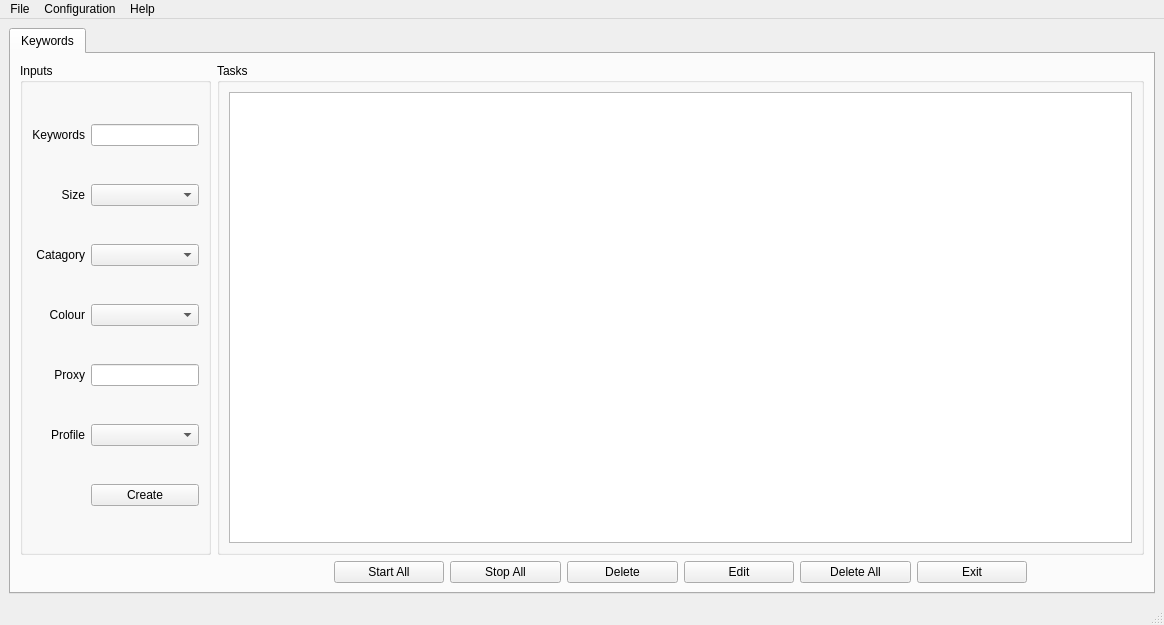
Qt form supreme/ui/supreme.ui (phongtran0715/shoppingbot) before a commit.
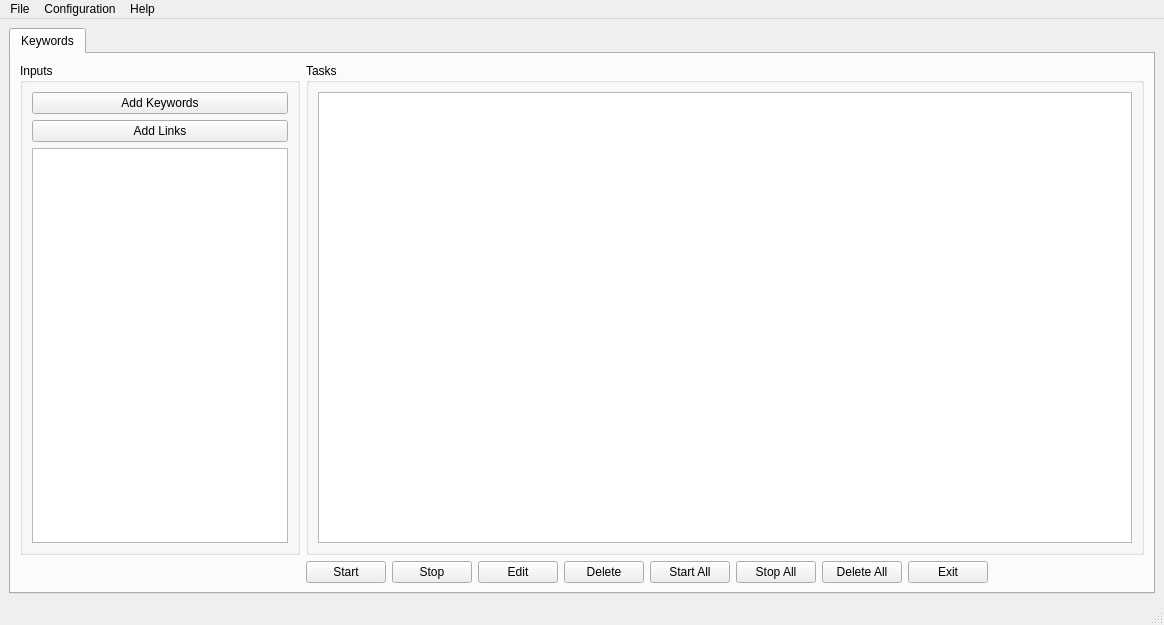
The same form after that commit. Icons and pictures are not drawn.

Patch:
```diff
--- a/supreme/ui/supreme.ui
+++ b/supreme/ui/supreme.ui
@@ -35,71 +35,18 @@
         <string>Keywords</string>
        </attribute>
        <layout class="QGridLayout" name="gridLayout">
-        <item row="2" column="4">
-         <widget class="QPushButton" name="btnDelete">
-          <property name="text">
-           <string>Delete</string>
-          </property>
-         </widget>
-        </item>
-        <item row="2" column="2">
+        <item row="2" column="6">
          <widget class="QPushButton" name="btnStartAll">
           <property name="text">
            <string>Start All</string>
           </property>
          </widget>
         </item>
-        <item row="0" column="1" rowspan="2" colspan="8">
-         <widget class="QGroupBox" name="groupBox_3">
-          <property name="title">
-           <string>Tasks</string>
-          </property>
-          <layout class="QGridLayout" name="gridLayout_5">
-           <item row="0" column="0">
-            <widget class="QTableView" name="tbListTask"/>
-           </item>
-          </layout>
-         </widget>
-        </item>
-        <item row="2" column="6">
-         <widget class="QPushButton" name="btnDeleteAll">
-          <property name="text">
-           <string>Delete All</string>
-          </property>
-         </widget>
-        </item>
-        <item row="2" column="7">
-         <widget class="QPushButton" name="btnExit">
-          <property name="text">
-           <string>Exit</string>
-          </property>
-         </widget>
-        </item>
-        <item row="2" column="3">
-         <widget class="QPushButton" name="btnStopAll">
-          <property name="text">
-           <string>Stop All</string>
-          </property>
-         </widget>
-        </item>
-        <item row="2" column="5">
-         <widget class="QPushButton" name="btnEdit">
-          <property name="text">
-           <string>Edit</string>
-          </property>
-         </widget>
-        </item>
-        <item row="0" column="0" rowspan="2">
+        <item row="0" column="0" rowspan="2" colspan="2">
          <widget class="QGroupBox" name="groupBox">
           <property name="enabled">
            <bool>true</bool>
           </property>
-          <property name="sizePolicy">
-           <sizepolicy hsizetype="Maximum" vsizetype="Preferred">
-            <horstretch>0</horstretch>
-            <verstretch>0</verstretch>
-           </sizepolicy>
-          </property>
           <property name="layoutDirection">
            <enum>Qt::LeftToRight</enum>
           </property>
@@ -119,97 +66,87 @@
            <property name="leftMargin">
             <number>9</number>
            </property>
-           <property name="spacing">
-            <number>6</number>
-           </property>
-           <item row="6" column="2">
-            <widget class="QComboBox" name="cbProfile"/>
-           </item>
-           <item row="4" column="0">
-            <widget class="QLabel" name="label_6">
-             <property name="text">
-              <string>Proxy</string>
-             </property>
-             <property name="alignment">
-              <set>Qt::AlignRight|Qt::AlignTrailing|Qt::AlignVCenter</set>
-             </property>
-            </widget>
-           </item>
-           <item row="4" column="2">
-            <widget class="QLineEdit" name="lineEdit_2"/>
-           </item>
-           <item row="8" column="2">
-            <widget class="QPushButton" name="btnCreateTask">
-             <property name="text">
-              <string>Create</string>
-             </property>
-            </widget>
-           </item>
-           <item row="2" column="0">
-            <widget class="QLabel" name="label_4">
-             <property name="text">
-              <string>Catagory</string>
-             </property>
-             <property name="alignment">
-              <set>Qt::AlignRight|Qt::AlignTrailing|Qt::AlignVCenter</set>
-             </property>
-            </widget>
-           </item>
-           <item row="0" column="2">
-            <widget class="QLineEdit" name="lineEdit"/>
-           </item>
-           <item row="2" column="2">
-            <widget class="QComboBox" name="cbCatagory"/>
-           </item>
-           <item row="3" column="2">
-            <widget class="QComboBox" name="cbColour"/>
-           </item>
            <item row="0" column="0">
-            <widget class="QLabel" name="label_2">
+            <widget class="QPushButton" name="btnAddKeyword">
              <property name="text">
-              <string>Keywords</string>
-             </property>
-             <property name="alignment">
-              <set>Qt::AlignRight|Qt::AlignTrailing|Qt::AlignVCenter</set>
-             </property>
-            </widget>
-           </item>
-           <item row="6" column="0">
-            <widget class="QLabel" name="label_7">
-             <property name="text">
-              <string>Profile</string>
-             </property>
-             <property name="alignment">
-              <set>Qt::AlignRight|Qt::AlignTrailing|Qt::AlignVCenter</set>
-             </property>
-            </widget>
-           </item>
-           <item row="1" column="2">
-            <widget class="QComboBox" name="cbSize"/>
-           </item>
-           <item row="3" column="0">
-            <widget class="QLabel" name="label_5">
-             <property name="text">
-              <string>Colour</string>
-             </property>
-             <property name="alignment">
-              <set>Qt::AlignRight|Qt::AlignTrailing|Qt::AlignVCenter</set>
+              <string>Add Keywords</string>
              </property>
             </widget>
            </item>
            <item row="1" column="0">
-            <widget class="QLabel" name="label_3">
+            <widget class="QPushButton" name="btnAddLink">
              <property name="text">
-              <string>Size</string>
-             </property>
-             <property name="alignment">
-              <set>Qt::AlignRight|Qt::AlignTrailing|Qt::AlignVCenter</set>
+              <string>Add Links</string>
              </property>
             </widget>
            </item>
+           <item row="2" column="0">
+            <widget class="QTextEdit" name="txtConsole"/>
+           </item>
           </layout>
          </widget>
         </item>
+        <item row="2" column="5">
+         <widget class="QPushButton" name="btnDelete">
+          <property name="text">
+           <string>Delete</string>
+          </property>
+         </widget>
+        </item>
+        <item row="2" column="3">
+         <widget class="QPushButton" name="btnStop">
+          <property name="text">
+           <string>Stop</string>
+          </property>
+         </widget>
+        </item>
+        <item row="0" column="2" rowspan="2" colspan="13">
+         <widget class="QGroupBox" name="groupBox_3">
+          <property name="title">
+           <string>Tasks</string>
+          </property>
+          <layout class="QGridLayout" name="gridLayout_5">
+           <item row="0" column="0">
+            <widget class="QTableWidget" name="tbListTask"/>
+           </item>
+          </layout>
+         </widget>
+        </item>
+        <item row="2" column="2">
+         <widget class="QPushButton" name="btnStart">
+          <property name="text">
+           <string>Start</string>
+          </property>
+         </widget>
+        </item>
+        <item row="2" column="4">
+         <widget class="QPushButton" name="btnEdit">
+          <property name="text">
+           <string>Edit</string>
+          </property>
+         </widget>
+        </item>
+        <item row="2" column="7">
+         <widget class="QPushButton" name="btnStopAll">
+          <property name="text">
+           <string>Stop All</string>
+          </property>
+         </widget>
+        </item>
+        <item row="2" column="8">
+         <widget class="QPushButton" name="btnDeleteAll">
+          <property name="text">
+           <string>Delete All</string>
+          </property>
+         </widget>
+        </item>
+        <item row="2" column="9">
+         <widget class="QPushButton" name="btnExit">
+          <property name="text">
+           <string>Exit</string>
+          </property>
+         </widget>
+        </item>
        </layout>
       </widget>
      </widget>
```
Left out of the diff: 2 changed lines with no effect on the pictures.
